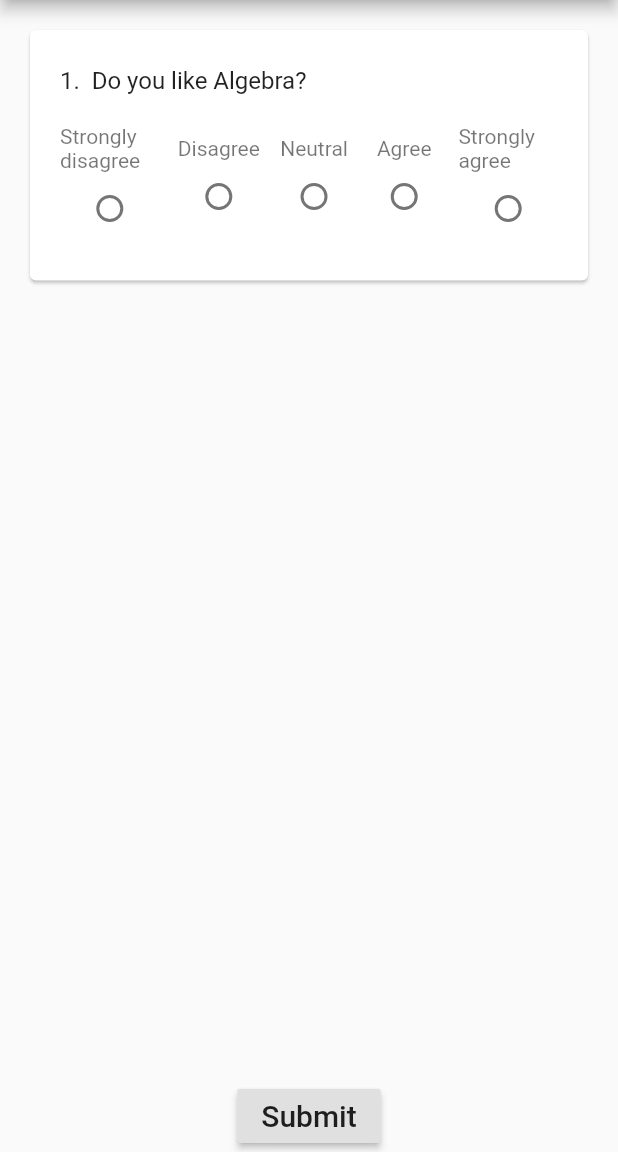
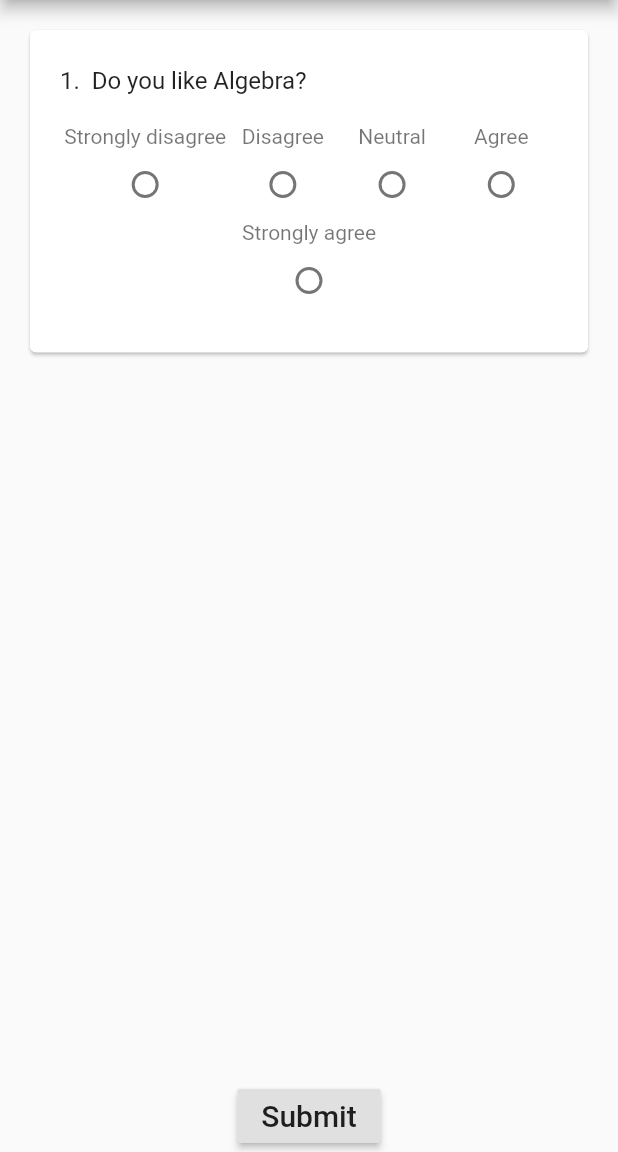
Before and after one commit to Ourstress/flutterQuizApp, a Flutter app: the screen it shows after launch, after a tap on "maths 101", on a phone screen of 412 x 824 dp, the part 84-1236 px from its top. Run offline on Flutter 3.47's test engine with Material 2 defaults, Android fonts, the light colour scheme and no system bars.

Commit message:
change radioButton widget from row to wrap

```diff
--- a/lib/quizQn.dart
+++ b/lib/quizQn.dart
@@ -10,10 +10,14 @@ class QuizQn extends StatelessWidget {
   final int quizScore;
 
   Widget radioButtonWidget(int index, String header) {
-    return Flexible(
-        child: Column(
+    return Column(
       children: <Widget>[
-        Text(header),
+        Container(
+            constraints: BoxConstraints(minWidth: 70.0),
+            child: Text(
+              header,
+              textAlign: TextAlign.center,
+            )),
         Radio(
           value: index,
           groupValue: quizScore,
@@ -22,7 +26,7 @@ class QuizQn extends StatelessWidget {
           },
         )
       ],
-    ));
+    );
   }
 
   List<Widget> _makeRadioButtons(List<Map> scaleHeaders) {
@@ -37,8 +41,9 @@ class QuizQn extends StatelessWidget {
     return Container(
         child: Padding(
             padding: const EdgeInsets.fromLTRB(0, 20, 0, 0),
-            child: Row(
-                mainAxisAlignment: MainAxisAlignment.spaceBetween,
+            child: Wrap(
+                crossAxisAlignment: WrapCrossAlignment.end,
+                alignment: WrapAlignment.spaceEvenly,
                 children: _makeRadioButtons(config['scaleHeaders']))));
   }
 
```
